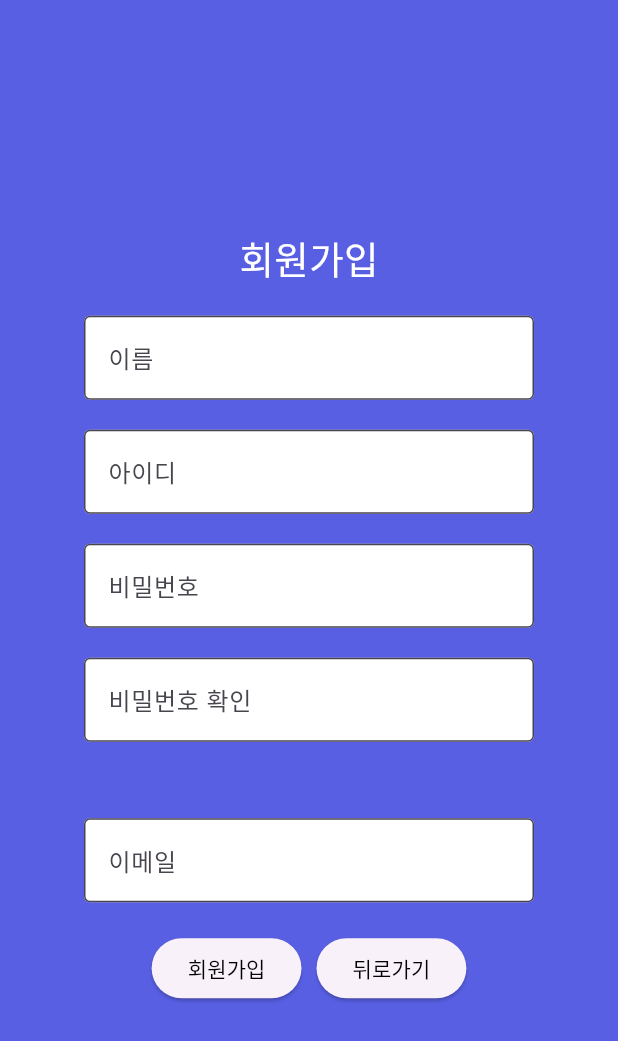
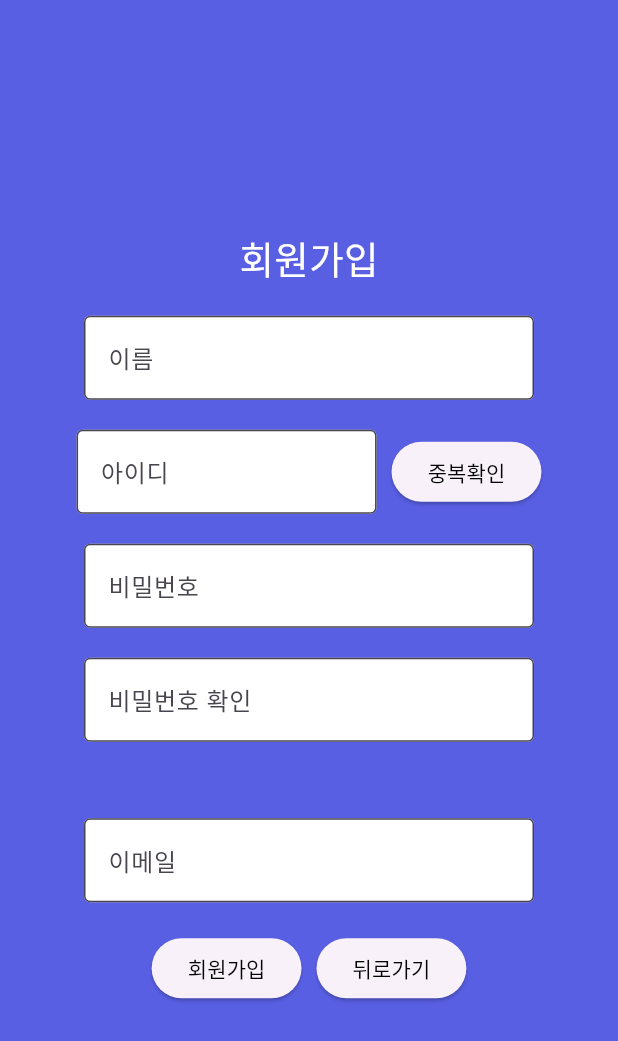
Before and after one commit to Juri-Jang/exercise_calendar, a Flutter app: the Signup screen opened directly, after a tap on "회원가입", on a phone screen of 412 x 824 dp. Shown: the top 1041 px of the screen. Run offline on Flutter 3.47's test engine with Material 3 defaults, Android fonts, the phone set to English and light mode, and no system bars; our stand-ins replace get, table_calendar; missing offline and left inert: dart:ffi, time_picker_spinner_pop_up; network calls fail.

Commit message:
[FE] 회원가입시 아이디 중복 확인 UI 및 로직 추가

```diff
--- a/front-end/lib/controller/signupController.dart
+++ b/front-end/lib/controller/signupController.dart
@@ -1,3 +1,6 @@
+import 'dart:ffi';
+
+import 'package:exercise_calendar/domain/user/user_provider.dart';
 import 'package:get/get.dart';
 
 class SignupController extends GetxController {
@@ -18,4 +21,19 @@ class SignupController extends GetxController {
   void updatePasswordCheck(String value) {
     passwordCheck.value = value;
   }
+
+  // 중복 확인 함수
+  Future<void> checkUserid(String userid) async {
+    try {
+      bool isTaken = await UserProvider().isUseridTaken(userid);
+      if (isTaken) {
+        Get.snackbar('중복 확인', '이미 존재하는 아이디입니다. \n다른 아이디를 사용해주세요.');
+      } else {
+        Get.snackbar('중복 확인', '사용 가능한 아이디입니다.');
+      }
+    } catch (e) {
+      Get.snackbar('오류', '아이디 확인 중 문제가 발생했습니다.');
+      print('e : $e');
+    }
+  }
 }
--- a/front-end/lib/view/pages/signup.dart
+++ b/front-end/lib/view/pages/signup.dart
@@ -11,6 +11,8 @@ class Signup extends StatelessWidget {
   final TextEditingController password = TextEditingController();
   final TextEditingController passwordCheck = TextEditingController();
   final TextEditingController email = TextEditingController();
+
+  UserRepository ur = UserRepository();
 
   @override
   Widget build(BuildContext context) {
@@ -40,8 +42,11 @@ class Signup extends StatelessWidget {
                 ),
               ),
               SizedBox(height: 20),
+              Row(
+                mainAxisAlignment: MainAxisAlignment.center,
+                children: [
                   Container(
-                width: 300,
+                    width: 200,
                     child: TextField(
                       controller: userId,
                       decoration: InputDecoration(
@@ -51,6 +56,18 @@ class Signup extends StatelessWidget {
                         fillColor: Colors.white,
                       ),
                     ),
+                  ),
+                  SizedBox(width: 10),
+                  ElevatedButton(
+                    onPressed: () {
+                      signupController.checkUserid(userId.text);
+                    },
+                    child: Text(
+                      '중복확인',
+                      style: TextStyle(color: Colors.black),
+                    ),
+                  ),
+                ],
               ),
               SizedBox(height: 20),
               Container(
@@ -111,11 +128,9 @@ class Signup extends StatelessWidget {
                     return ElevatedButton(
                       onPressed: signupController.passwordsMatch
                           ? () {
-                              //회원가입 완료 로직
-                              UserRepository u = UserRepository();
-                              u.register(userId.text, userName.text,
+                              // 회원가입 완료 로직
+                              ur.register(userId.text, userName.text,
                                   password.text, email.text);
-                              //u.register("이름", "아이디", "비번", "메일");
                             }
                           : null, // 비밀번호가 일치하지 않으면 버튼 비활성화
                       child: Text(
```
Also changed, not shown: front-end/lib/domain/user/user_provider.dart (+13 -0 lines), 1 other file. Lines whose indentation alone changed are shown as unchanged.
